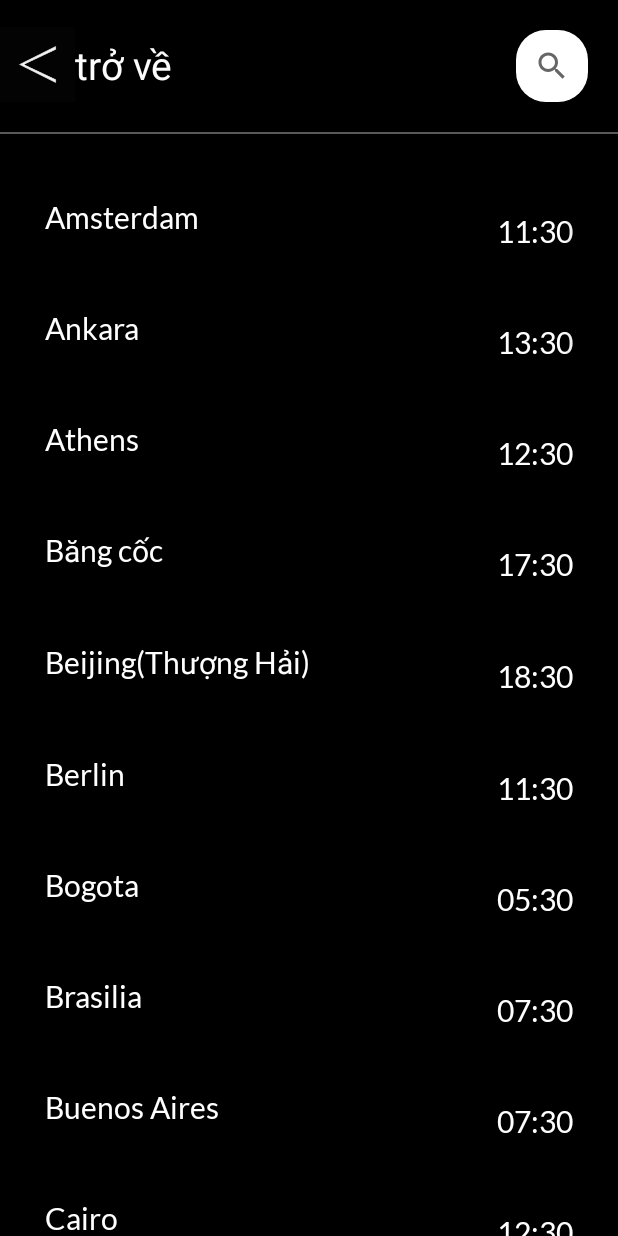
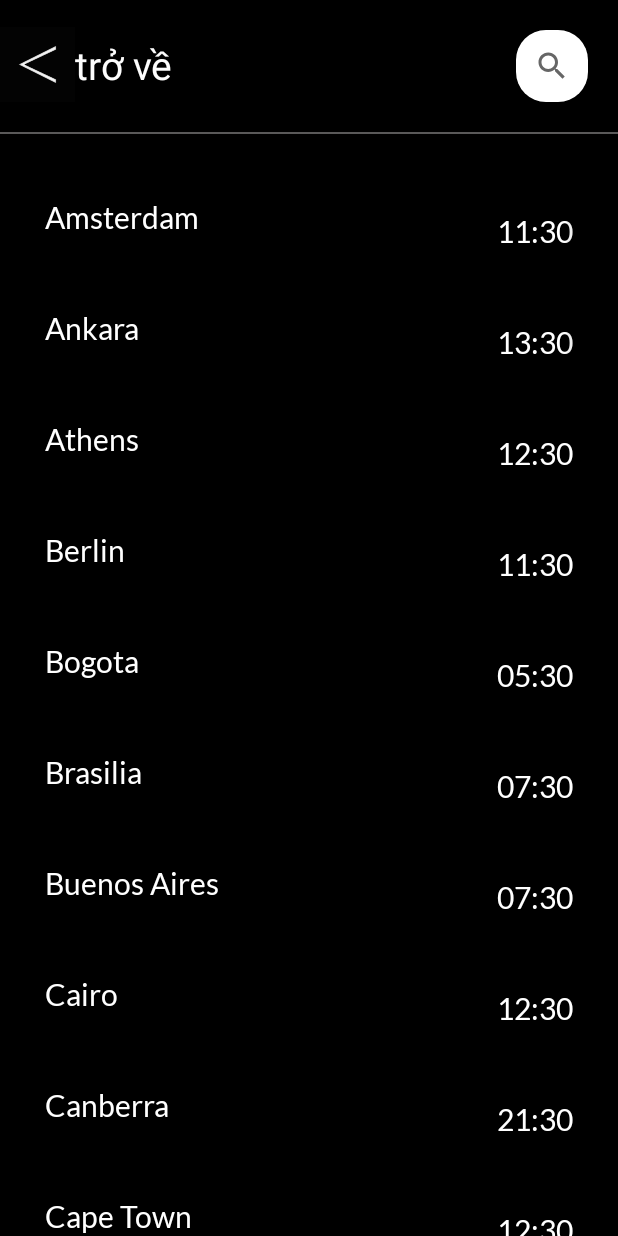
Before and after one commit to CN-LEON-DX/AlarmApp2, an Android app: the SelectClockActivity screen opened directly, with no data from a screen before it, on a phone screen of 412 x 824 dp. Run offline under Robolectric (Android 15) with nearby library versions, the phone set to English and light mode, and no system bars.

Commit message:
add new branch

```diff
--- a/app/src/main/java/com/example/alarmapp/Activity/SelectClockActivity.java
+++ b/app/src/main/java/com/example/alarmapp/Activity/SelectClockActivity.java
@@ -2,30 +2,19 @@ package com.example.alarmapp.Activity;
 
 import androidx.appcompat.app.AppCompatActivity;
 import androidx.appcompat.widget.SearchView;
-import androidx.recyclerview.widget.LinearLayoutManager;
-import androidx.recyclerview.widget.RecyclerView;
 
-import android.annotation.SuppressLint;
 import android.content.Intent;
 import android.os.Bundle;
-import android.util.Log;
 import android.view.View;
 import android.widget.AdapterView;
-import android.widget.Filter;
 import android.widget.LinearLayout;
 import android.widget.ListView;
-
 import com.example.alarmapp.Adapter.SelectClockAdapter;
 import com.example.alarmapp.Base.Clock;
 import com.example.alarmapp.R;
 
-import java.text.DateFormat;
-import java.text.SimpleDateFormat;
 import java.util.ArrayList;
-import java.util.Calendar;
-import java.util.Date;
 import java.util.List;
-import java.util.TimeZone;
 
 public class SelectClockActivity extends AppCompatActivity {
     private LinearLayout layoutBack;
@@ -41,8 +30,9 @@ public class SelectClockActivity extends AppCompatActivity {
         layoutBack=findViewById(R.id.layout_back);
         searchView=findViewById(R.id.search);
         listView = findViewById(R.id.lv_selectClock);
+        //initialization object
+        selectClockAdapter = new SelectClockAdapter(this,createListClock());
         //set adapter for ListView
-        selectClockAdapter = new SelectClockAdapter(this,createListClock());
         setListenerForSearchView();
         listView.setAdapter(selectClockAdapter);
         //set event
@@ -51,72 +41,59 @@ public class SelectClockActivity extends AppCompatActivity {
     }
     public List<Clock> createListClock(){
         listClock = new ArrayList<>();
-        addCity(1,"Amsterdam",-6,"Europe/Amsterdam");
-        addCity(2,"Ankara",-4,"Europe/Istanbul");
-        addCity(3,"Athens",-5,"Europe/Athens");
-        addCity(4,"Băng cốc",-1,"Asia/Bangkok");
-        addCity(5,"Beijing(Thượng Hải)",+1,"Asia/Shanghai");
-        addCity(6,"Berlin",-6,"Europe/Berlin");
-        addCity(7,"Bogota",-12,"America/Bogota");
-        addCity(8,"Brasilia",-10,"America/Sao_Paulo");
-        addCity(9,"Buenos Aires",-10,"America/Argentina/Buenos_Aires");
-        addCity(10,"Cairo",-5,"Africa/Cairo");
-        addCity(11,"Canberra",+4,"Australia/Sydney");
-        addCity(12,"Cape Town",-5,"Africa/Johannesburg");
-        addCity(13,"chiang Mai",+0,"Asia/Bangkok");
-        addCity(14,"Copenhagen",-6,"Europe/Copenhagen");
-        addCity(15,"Dubai",-3,"Asia/Dubai");
-        addCity(16,"Hà nội",+0,"Asia/Ho_Chi_Minh");
-        addCity(17,"Havana",-12,"America/Havana");
-        addCity(18,"Helsinki",-5,"Europe/Helsinki");
-        addCity(19,"Hồng Kông",+1,"Asia/Hong_Kong");
-        addCity(20,"Istanbul",-4,"Europe/Istanbul");
-        addCity(21,"Jakarta",+0,"Asia/Jakarta");
-        addCity(22,"Jerusalem",-5,"Asia/Jerusalem");
-        addCity(23,"Kuala Lumpur",+1,"Asia/Kuala_Lumpur");
-        addCity(24,"Tokyo",+2,"Asia/Tokyo");
-        addCity(25,"Lima",-12,"America/Lima");
-        addCity(26,"Lisbon",-7,"Europe/London");
-        addCity(27,"Los angles",-15,"America/Los_Angeles");
-        addCity(28,"Madrid",-6,"Europe/Madrid");
-        addCity(29,"Manila",+1,"Asia/Manila");
-        addCity(30,"Mexico City",-13,"America/Mexico_City");
-        addCity(31,"Moscow",-4,"Europe/Moscow");
-        addCity(32,"Nairobi",-4,"Africa/Nairobi");
-        addCity(33,"New York",-12,"America/New_York");
-        addCity(34,"Oslo",-6,"Europe/Oslo");
-        addCity(35,"Paris",-6,"Europe/Paris");
-        addCity(36,"Prague",-6,"Europe/Prague");
-        addCity(37,"Rio de Janeiro",-10,"America/Sao_Paulo");
-        addCity(38,"Rome",-6,"Europe/Rome");
-        addCity(39,"San Francisco",-15,"America/Los_Angeles");
-        addCity(40,"Santiago",-10,"America/Santiago");
-        addCity(41,"seoul",+2,"Asia/Seoul");
-        addCity(42,"Singapore",+1,"Asia/Singapore");
-        addCity(43,"Stockholm",-6,"Europe/Stockholm");
-        addCity(44,"Sydney",+4,"Australia/Sydney");
-        addCity(45,"Toronto",-12,"America/Toronto");
+        addCity("Amsterdam",-6,"Europe/Amsterdam");
+        addCity("Ankara",-4,"Europe/Istanbul");
+        addCity("Athens",-5,"Europe/Athens");
+        addCity("Berlin",-6,"Europe/Berlin");
+        addCity("Bogota",-12,"America/Bogota");
+        addCity("Brasilia",-10,"America/Sao_Paulo");
+        addCity("Buenos Aires",-10,"America/Argentina/Buenos_Aires");
+        addCity("Cairo",-5,"Africa/Cairo");
+        addCity("Canberra",+4,"Australia/Sydney");
+        addCity("Cape Town",-5,"Africa/Johannesburg");
+        addCity("chiang Mai",+0,"Asia/Bangkok");
+        addCity("Copenhagen",-6,"Europe/Copenhagen");
+        addCity("Dubai",-3,"Asia/Dubai");
+        addCity("Hà nội",+0,"Asia/Ho_Chi_Minh");
+        addCity("Havana",-12,"America/Havana");
+        addCity("Helsinki",-5,"Europe/Helsinki");
+        addCity("Hồng Kông",+1,"Asia/Hong_Kong");
+        addCity("Istanbul",-4,"Europe/Istanbul");
+        addCity("Jakarta",+0,"Asia/Jakarta");
+        addCity("Jerusalem",-5,"Asia/Jerusalem");
+        addCity("Kuala Lumpur",+1,"Asia/Kuala_Lumpur");
+        addCity("Tokyo",+2,"Asia/Tokyo");
+        addCity("Lima",-12,"America/Lima");
+        addCity("Lisbon",-7,"Europe/London");
+        addCity("Los angles",-15,"America/Los_Angeles");
+        addCity("Madrid",-6,"Europe/Madrid");
+        addCity("Manila",+1,"Asia/Manila");
+        addCity("Mexico City",-13,"America/Mexico_City");
+        addCity("Moscow",-4,"Europe/Moscow");
+        addCity("Nairobi",-4,"Africa/Nairobi");
+        addCity("New York",-12,"America/New_York");
+        addCity("Oslo",-6,"Europe/Oslo");
+        addCity("Paris",-6,"Europe/Paris");
+        addCity("Prague",-6,"Europe/Prague");
+        addCity("Rio de Janeiro",-10,"America/Sao_Paulo");
+        addCity("Rome",-6,"Europe/Rome");
+        addCity("San Francisco",-15,"America/Los_Angeles");
+        addCity("Santiago",-10,"America/Santiago");
+        addCity("seoul",+2,"Asia/Seoul");
+        addCity("Singapore",+1,"Asia/Singapore");
+        addCity("Stockholm",-6,"Europe/Stockholm");
+        addCity("Sydney",+4,"Australia/Sydney");
+        addCity("Toronto",-12,"America/Toronto");
+        addCity("Thượng Hải",+1,"Asia/Shanghai");
         return listClock;
     }
-    public String calculateTime(String gmt){
-        Calendar calendar = Calendar.getInstance(TimeZone.getTimeZone(gmt));
-        Date currentDate =calendar.getTime();
-        DateFormat dateFormat = new SimpleDateFormat("HH:mm");
-        dateFormat.setTimeZone(calendar.getTimeZone());
-        Log.i("TAG_TEST",gmt+":"+calendar.getTimeZone());
-        return  dateFormat.format(currentDate);
-    }
-    public void addCity(int id,String nameCity,int timeDifferences,String timeZone){
-        listClock.add(new Clock(id,nameCity,getFormattedTime(timeDifferences),calculateTime(timeZone)));
-    }
-    public String getFormattedTime(int timDifferences){
-        String time = calculateTime("Asia/Ho_Chi_Minh");
-        int hour = Integer.parseInt(time.substring(0,2));
-        if(hour+timDifferences>=24)
-            return "hôm sau, "+ String.valueOf(timDifferences)+" giờ";
-        else if (hour+timDifferences<=0) {
-            return "hôm qua, " + String.valueOf(timDifferences)+" giờ";
-        }else return "hôm nay, "+ String.valueOf(timDifferences)+" giờ";
+
+    public void addCity(String nameCity,int timeDifferences,String timeZone){
+        Clock clock = new Clock();
+        clock.setCity(nameCity);
+        clock.setTimeDifferences(clock.getFormattedTime(timeDifferences));
+        clock.setTimeZone(clock.calculateTime(timeZone));
+        listClock.add(clock);
     }
     public void setListenerForBack(){
         layoutBack.setOnClickListener(new View.OnClickListener() {
@@ -146,11 +123,16 @@ public class SelectClockActivity extends AppCompatActivity {
             public void onItemClick(AdapterView<?> parent, View view, int position, long id) {
                 Clock selectClock = (Clock) listView.getItemAtPosition(position);
                 Intent intentResult = new Intent();
-                intentResult.putExtra("city",selectClock.getCity());
-                intentResult.putExtra("time",selectClock.getTimeZone());
-                intentResult.putExtra("gmt",selectClock.getTimeDifferences());
-                setResult(99,intentResult);
-                finish();
+                String city = selectClock.getCity();
+                for(Clock clock:listClock){
+                    if(clock.getCity().equals(city)){
+                        intentResult.putExtra("city",clock.getCity());
+                        intentResult.putExtra("timeDifferences",clock.getTimeDifferences());
+                        intentResult.putExtra("timeZone",clock.getTimeZone());
+                        setResult(99,intentResult);
+                        finish();
+                    }
+                }
             }
         });
     }
--- a/app/src/main/java/com/example/alarmapp/Adapter/Clock_Recycler_Adapter.java
+++ b/app/src/main/java/com/example/alarmapp/Adapter/Clock_Recycler_Adapter.java
@@ -42,7 +42,6 @@ public class Clock_Recycler_Adapter extends RecyclerView.Adapter<Clock_Recycler_
     public void addClock(Clock clock){
         clockList.add(clock);
         notifyItemInserted(getItemCount()-1);
-        notifyDataSetChanged();
     }
     class ClockViewHolder extends RecyclerView.ViewHolder {
         private TextView tvCity;
--- a/app/src/main/java/com/example/alarmapp/Base/Clock.java
+++ b/app/src/main/java/com/example/alarmapp/Base/Clock.java
@@ -1,7 +1,16 @@
 package com.example.alarmapp.Base;
 
+import android.annotation.SuppressLint;
+import android.util.Log;
+
+import java.text.DateFormat;
+import java.text.SimpleDateFormat;
+import java.util.Calendar;
+import java.util.Date;
+import java.util.TimeZone;
+
 public class Clock {
-    int id;
+
     private String city;
     private String timeDifferences;
     private String timeZone;
@@ -9,22 +18,11 @@ public class Clock {
     public Clock() {
     }
 
-    public Clock(int id, String city, String timeDifferences, String timeZone) {
-        this.id = id;
+    public Clock( String city, String timeDifferences, String timeZone) {
         this.city = city;
         this.timeDifferences = timeDifferences;
         this.timeZone = timeZone;
     }
-
-    public int getId() {
-        return id;
-    }
-
-    public void setId(int id) {
-        this.id = id;
-    }
-
-
     public String getCity() {
         return city;
     }
@@ -48,4 +46,23 @@ public class Clock {
     public void setTimeZone(String timeZone) {
         this.timeZone = timeZone;
     }
+    public String calculateTime(String timeZone){
+        Calendar calendar = Calendar.getInstance(TimeZone.getTimeZone(timeZone));
+        Date currentDate =calendar.getTime();
+        @SuppressLint("SimpleDateFormat") DateFormat dateFormat = new SimpleDateFormat("HH:mm");
+        dateFormat.setTimeZone(calendar.getTimeZone());
+        return  dateFormat.format(currentDate);
+    }
+    public String getFormattedTime(int timeDifferences){
+        String timeHoChiMinh = calculateTime("Asia/Ho_Chi_Minh");
+        int hour = Integer.parseInt(timeHoChiMinh.substring(0,2));
+        String time;
+        if(timeDifferences>=0) time="+"+String.valueOf(timeDifferences);
+        else time=String.valueOf(timeDifferences);
+        if(hour+timeDifferences>=24)
+            return "hôm sau, "+ time+" giờ";
+        else if (hour+timeDifferences<=0) {
+            return "hôm qua, " + time+" giờ";
+            }else return "hôm nay, "+ time+" giờ";
+    }
 }
--- a/app/src/main/java/com/example/alarmapp/Database/StopWatchDatabase.java
+++ b/app/src/main/java/com/example/alarmapp/Database/StopWatchDatabase.java
@@ -9,7 +9,6 @@ import android.database.sqlite.SQLiteOpenHelper;
 import android.util.Log;
 
 import com.example.alarmapp.Base.StopWatch;
-import java.util.ArrayList;
 import java.util.List;
 
 public class StopWatchDatabase extends SQLiteOpenHelper {
--- a/app/src/main/res/layout/item_clock_recycler.xml
+++ b/app/src/main/res/layout/item_clock_recycler.xml
@@ -47,7 +47,7 @@
         android:layout_alignParentEnd="true"
         android:layout_centerVertical="true"
         android:fontFamily="@font/lato_regular"
-        android:text="14:26"
+        android:text="00:00"
         android:textColor="@color/white"
         android:textSize="20sp" />
 
```
Also changed, not shown: app/src/main/java/com/example/alarmapp/Database/StorageCityWithTime.java (deleted, +0 -25 lines), app/src/main/java/com/example/alarmapp/Database/WatchTimeCityDatabase.java (added, +113 -0 lines), app/src/main/java/com/example/alarmapp/Fragment/ClockFragment.java (+37 -12 lines).
